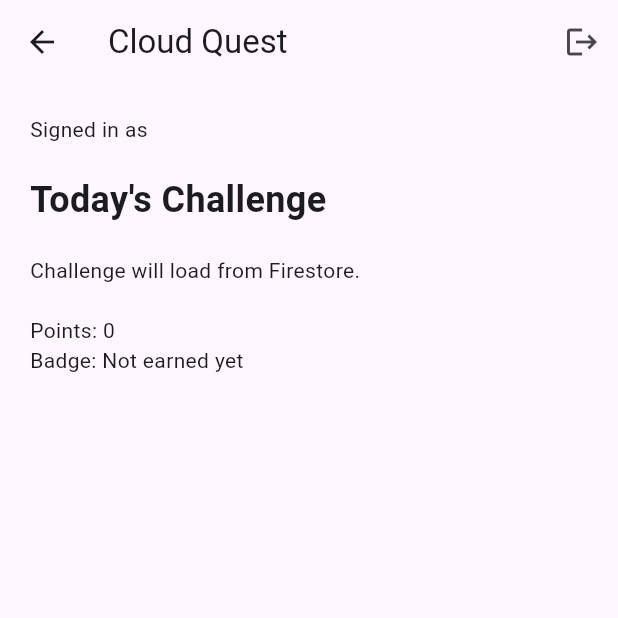
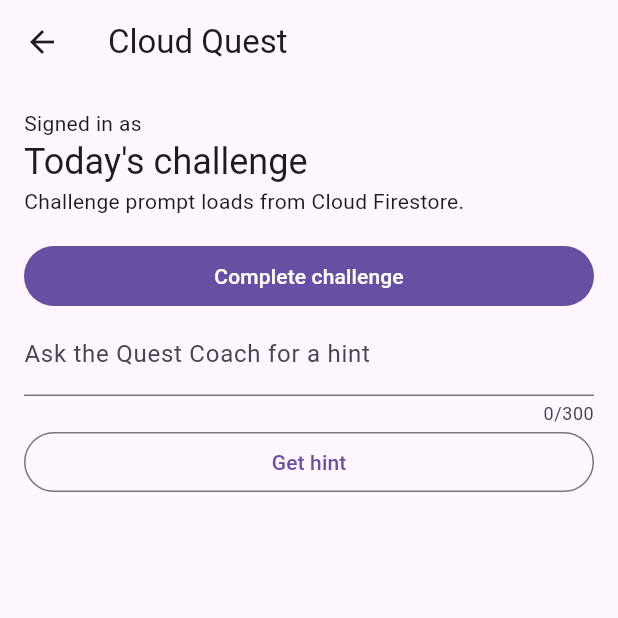
Before and after one commit to sakim5027/Cloud-Quest-App, a Flutter app: the ChallengeScreen screen opened directly with empty values, on a phone screen of 412 x 824 dp, the top half of it. Run offline on Flutter 3.47's test engine with Material 3 defaults, Android fonts, the phone set to English and light mode, and no system bars; our stand-ins replace firebase_auth, firebase_core; accounts and stored records are empty.

Commit message:
updated challenge screen

```diff
--- a/lib/screens/challenge_screen.dart
+++ b/lib/screens/challenge_screen.dart
@@ -1,52 +1,47 @@
+import 'package:firebase_auth/firebase_auth.dart';
 import 'package:flutter/material.dart';
-import 'package:firebase_auth/firebase_auth.dart';
-
-import '../services/auth_service.dart';
 
 class ChallengeScreen extends StatelessWidget {
-  const ChallengeScreen({super.key, required this.user});
+  const ChallengeScreen({
+    super.key,
+    required this.user,
+    required this.onComplete,
+  });
 
   final User user;
+  final VoidCallback onComplete;
 
   @override
-  Widget build(BuildContext context) {
-    return Scaffold(
-      appBar: AppBar(
-        title: const Text('Cloud Quest'),
-        actions: [
-          IconButton(
-            icon: const Icon(Icons.logout),
-            onPressed: () async {
-              await logOut();
-            },
-          ),
-        ],
-      ),
-      body: SafeArea(
-        child: ListView(
-          padding: const EdgeInsets.all(20),
+  Widget build(BuildContext context) => Scaffold(
+    appBar: AppBar(title: const Text('Cloud Quest')),
+    body: ListView(
+      padding: const EdgeInsets.all(16),
       children: [
         Text('Signed in as ${user.email ?? user.uid}'),
 
-            const SizedBox(height: 20),
-
-            const Text(
-              "Today's Challenge",
-              style: TextStyle(fontSize: 24, fontWeight: FontWeight.bold),
+        Text(
+          "Today's challenge",
+          style: Theme.of(context).textTheme.headlineSmall,
         ),
 
-            const SizedBox(height: 20),
+        const Text('Challenge prompt loads from Cloud Firestore.'),
 
-            const Text('Challenge will load from Firestore.'),
+        const SizedBox(height: 16),
 
-            const SizedBox(height: 20),
+        FilledButton(
+          onPressed: onComplete,
+          child: const Text('Complete challenge'),
+        ),
 
-            const Text('Points: 0'),
+        TextField(
+          maxLength: 300,
+          decoration: InputDecoration(
+            labelText: 'Ask the Quest Coach for a hint',
+          ),
+        ),
 
-            const Text('Badge: Not earned yet'),
+        OutlinedButton(onPressed: () {}, child: const Text('Get hint')),
       ],
-        ),
     ),
   );
 }
-}
```
Lines whose indentation alone changed are shown as unchanged.
